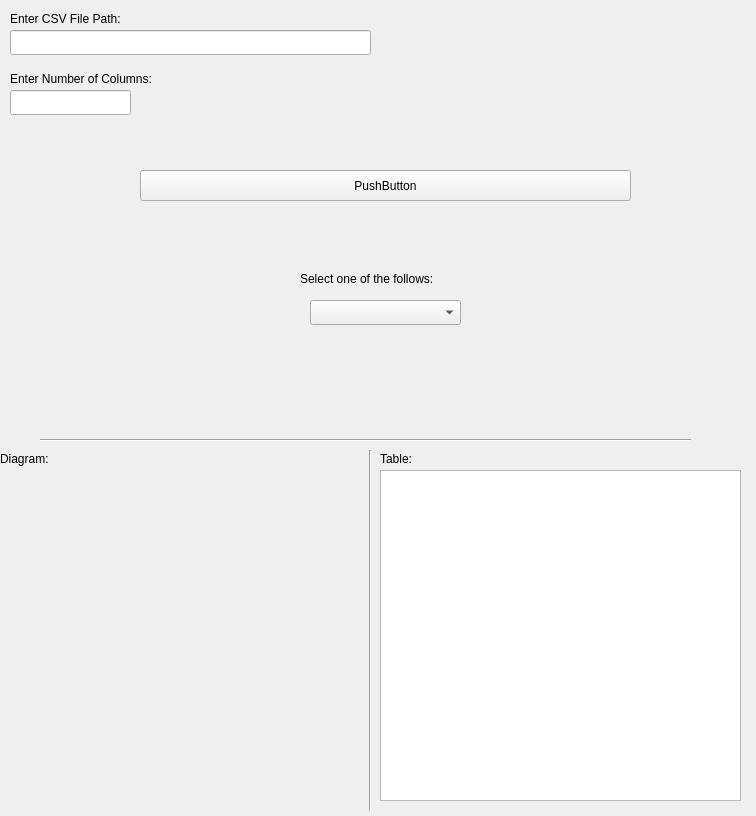
The window that histogram_diagram/src/mainwindow.ui (Mr-Developer-again/barchart-generator) describes before a commit, drawn with Qt 5.
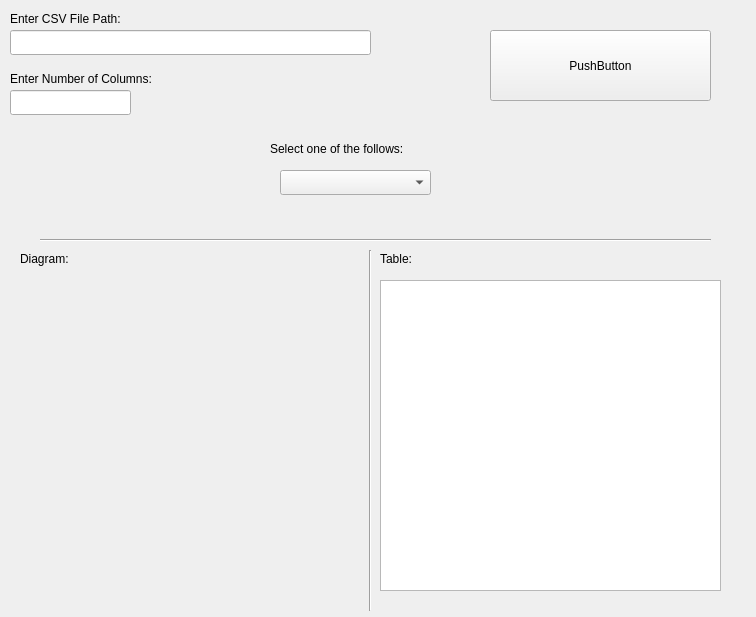
The same window after the commit. Custom widgets are drawn as their Qt base class.

The edit to the form file:
```diff
--- a/histogram_diagram/src/mainwindow.ui
+++ b/histogram_diagram/src/mainwindow.ui
@@ -7,7 +7,7 @@
     <x>0</x>
     <y>0</y>
     <width>756</width>
-    <height>816</height>
+    <height>617</height>
    </rect>
   </property>
   <property name="minimumSize">
@@ -16,6 +16,12 @@
     <height>0</height>
    </size>
   </property>
+  <property name="maximumSize">
+   <size>
+    <width>756</width>
+    <height>16777215</height>
+   </size>
+  </property>
   <property name="windowTitle">
    <string>MainWindow</string>
   </property>
@@ -69,10 +75,10 @@
    <widget class="QPushButton" name="pushButton">
     <property name="geometry">
      <rect>
-      <x>140</x>
-      <y>170</y>
-      <width>491</width>
-      <height>31</height>
+      <x>490</x>
+      <y>30</y>
+      <width>221</width>
+      <height>71</height>
      </rect>
     </property>
     <property name="text">
@@ -82,8 +88,8 @@
    <widget class="QLabel" name="label_selectColumn">
     <property name="geometry">
      <rect>
-      <x>300</x>
-      <y>270</y>
+      <x>270</x>
+      <y>140</y>
       <width>181</width>
       <height>17</height>
      </rect>
@@ -96,8 +102,8 @@
     <property name="geometry">
      <rect>
       <x>40</x>
-      <y>430</y>
-      <width>651</width>
+      <y>230</y>
+      <width>671</width>
       <height>20</height>
      </rect>
     </property>
@@ -109,9 +115,9 @@
     <property name="geometry">
      <rect>
       <x>380</x>
-      <y>470</y>
-      <width>361</width>
-      <height>331</height>
+      <y>280</y>
+      <width>341</width>
+      <height>311</height>
      </rect>
     </property>
    </widget>
@@ -119,7 +125,7 @@
     <property name="geometry">
      <rect>
       <x>360</x>
-      <y>450</y>
+      <y>250</y>
       <width>20</width>
       <height>361</height>
      </rect>
@@ -131,18 +137,18 @@
    <widget class="QCustomPlot" name="widget" native="true">
     <property name="geometry">
      <rect>
-      <x>0</x>
-      <y>480</y>
-      <width>351</width>
-      <height>311</height>
+      <x>20</x>
+      <y>290</y>
+      <width>331</width>
+      <height>301</height>
      </rect>
     </property>
    </widget>
    <widget class="QLabel" name="label">
     <property name="geometry">
      <rect>
-      <x>0</x>
-      <y>450</y>
+      <x>20</x>
+      <y>250</y>
       <width>67</width>
       <height>17</height>
      </rect>
@@ -155,7 +161,7 @@
     <property name="geometry">
      <rect>
       <x>380</x>
-      <y>450</y>
+      <y>250</y>
       <width>67</width>
       <height>17</height>
      </rect>
@@ -167,8 +173,8 @@
    <widget class="QComboBox" name="comboBox_selectColumn">
     <property name="geometry">
      <rect>
-      <x>310</x>
-      <y>300</y>
+      <x>280</x>
+      <y>170</y>
       <width>151</width>
       <height>25</height>
      </rect>
```
